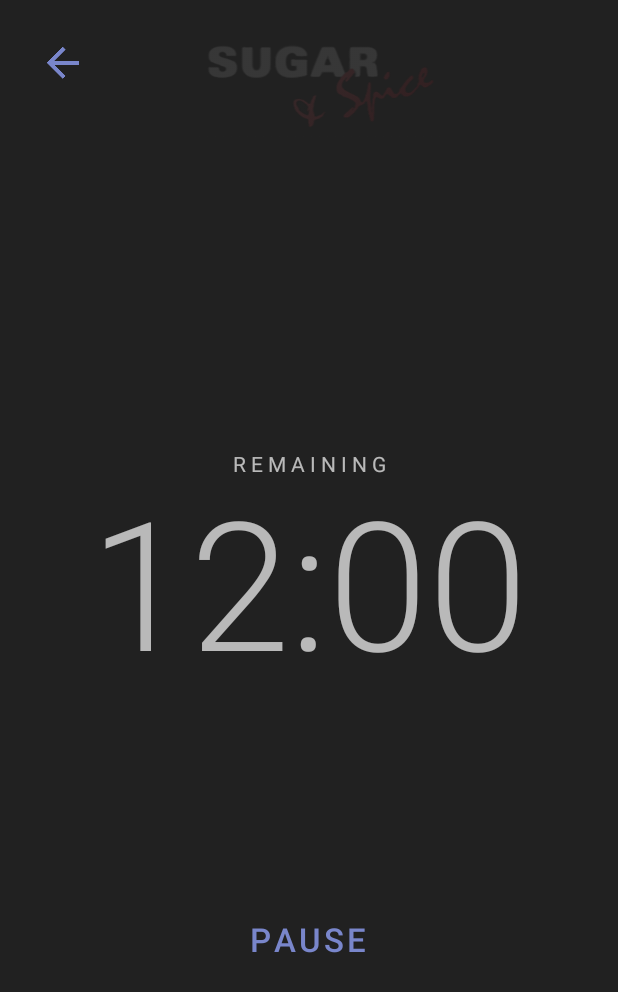
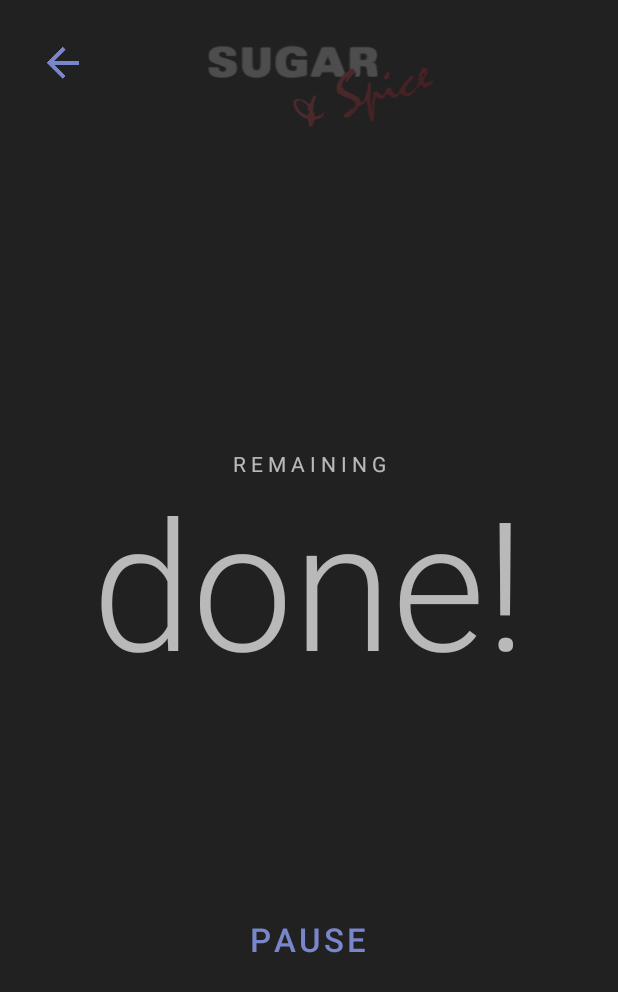
Before and after one commit to AlexSheiko/SpiceSugar, an Android app: the TimerActivity screen opened directly, with no data from a screen before it, after a tap on an icon or button, on a phone screen of 412 x 824 dp. Shown: the top 992 px of the screen. Run offline under Robolectric (Android 15) with nearby library versions, the phone set to English and light mode, and no system bars; 2 other taps on this screen came first.

Commit message:
Enable pausing and resuming for timer

```diff
--- a/app/src/main/java/com/sugarspicedance/sugarspice/TimerActivity.java
+++ b/app/src/main/java/com/sugarspicedance/sugarspice/TimerActivity.java
@@ -1,25 +1,38 @@
 package com.sugarspicedance.sugarspice;
 
 import android.os.Bundle;
+import android.os.CountDownTimer;
 import android.support.v7.app.AppCompatActivity;
 import android.util.TypedValue;
 import android.view.View;
 import android.widget.Button;
+import android.widget.TextView;
 
 public class TimerActivity extends AppCompatActivity {
+
+    CountDownTimer mTimer;
+    private long mSecondsLeft;
 
     @Override
     protected void onCreate(Bundle savedInstanceState) {
         super.onCreate(savedInstanceState);
         setContentView(R.layout.activity_timer);
+
+        int minutes = getIntent().getIntExtra("minutes", -1);
+
+        mSecondsLeft = (long) (minutes * 60);
+        TextView counterView = (TextView) findViewById(R.id.counterView);
+        counterView.setText(mSecondsLeft + "");
     }
 
     public void selectAnotherTime(View view) {
         onBackPressed();
     }
 
-    public void openTimer(View view) {
-        findViewById(R.id.logoImageView).setAlpha(0.1f);
+    public void startTimer(View view) {
+        startCountdown(mSecondsLeft);
+
+        findViewById(R.id.logoImageView).setAlpha(0.2f);
 
         Button startButton = (Button) findViewById(R.id.startButton);
         startButton.setText("P a u s e");
@@ -39,6 +52,8 @@ public class TimerActivity extends AppCompatActivity {
     }
 
     private void pauseTimer() {
+        mTimer.cancel();
+
         findViewById(R.id.logoImageView).setAlpha(0.7f);
 
         Button startButton = (Button) findViewById(R.id.startButton);
@@ -51,8 +66,35 @@ public class TimerActivity extends AppCompatActivity {
         startButton.setOnClickListener(new View.OnClickListener() {
             @Override
             public void onClick(View view) {
-                openTimer(view);
+                startTimer(view);
             }
         });
     }
+
+    private void startCountdown(long seconds) {
+        final TextView counterView = (TextView) findViewById(R.id.counterView);
+
+        mTimer = new CountDownTimer(seconds * 1000, 1000) {
+
+            public void onTick(long millisUntilFinished) {
+                long secondsLeft = millisUntilFinished / 1000;
+
+                counterView.setText(secondsLeft + "");
+                mSecondsLeft = secondsLeft;
+            }
+
+            public void onFinish() {
+                counterView.setText("done!");
+            }
+        };
+        mTimer.start();
+    }
+
+    @Override
+    protected void onDestroy() {
+        super.onDestroy();
+        if (mTimer != null) {
+            mTimer.cancel();
+        }
+    }
 }
--- a/app/src/main/res/layout/activity_timer.xml
+++ b/app/src/main/res/layout/activity_timer.xml
@@ -43,7 +43,7 @@
         android:fontFamily="sans-serif-light"
         android:gravity="center"
         android:paddingBottom="50dp"
-        android:text="12:00"
+        tools:text="11:54"
         android:textColor="@color/white_700"
         android:textSize="120sp"/>
 
@@ -60,7 +60,7 @@
             style="@style/ButtonLarge"
             android:layout_width="150dp"
             android:layout_height="150dp"
-            android:onClick="openTimer"
+            android:onClick="startTimer"
             android:text="S t a r t"
             android:textSize="22sp"/>
 
```
